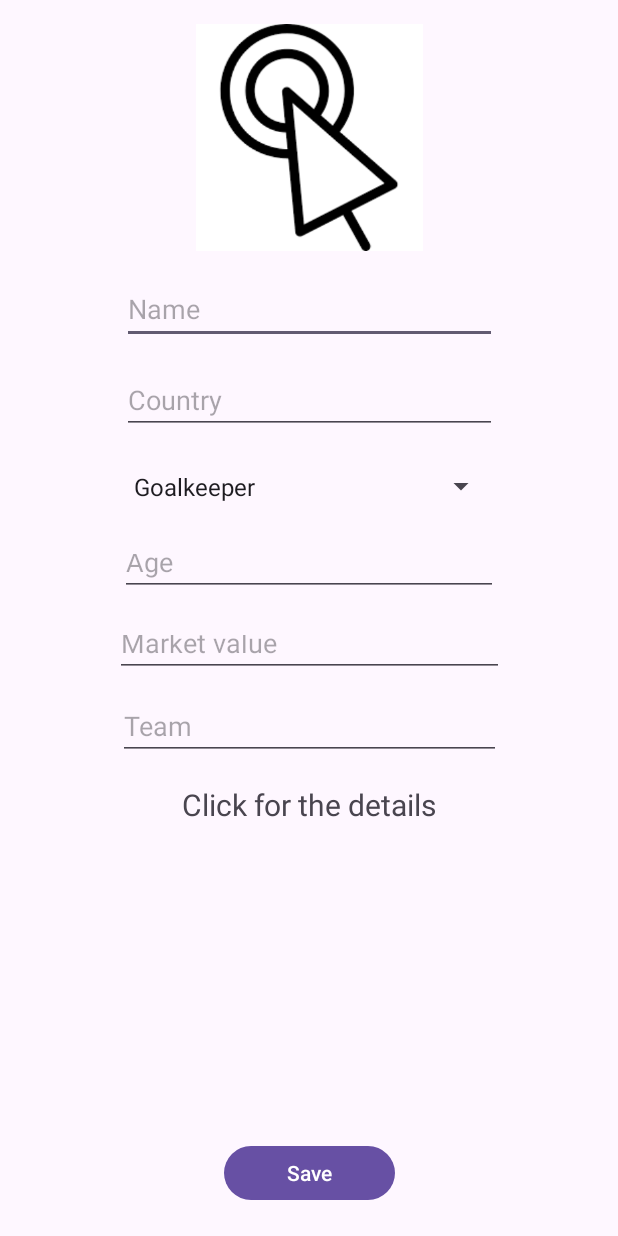
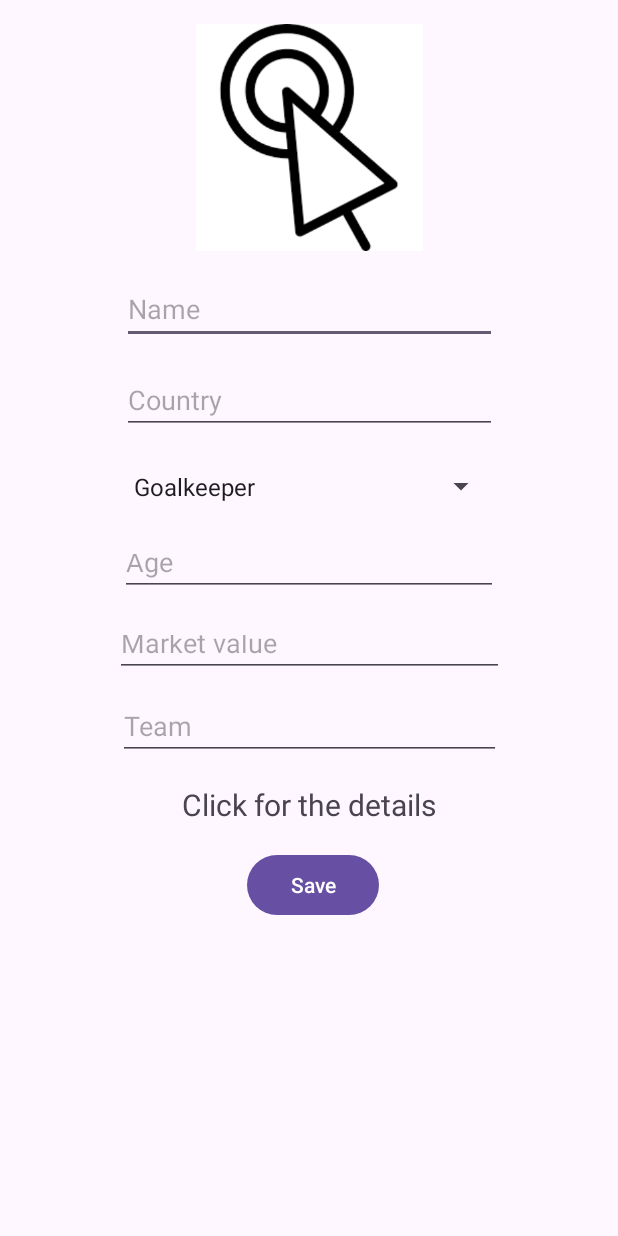
Before and after one commit to emrbrkg/ScoutingApp, an Android app: the screen it shows after launch (DetailsActivity), after a tap on "Add player", on a phone screen of 412 x 824 dp. Run offline under Robolectric (Android 15) with nearby library versions, the phone set to English and light mode, and no system bars.

Commit message:
Emre bugfix

```diff
--- a/app/src/main/java/com/emreberkgoger/scoutbook/activities/MainActivity.kt
+++ b/app/src/main/java/com/emreberkgoger/scoutbook/activities/MainActivity.kt
@@ -35,11 +35,13 @@ class MainActivity : AppCompatActivity() {
             val cursor = PlayerDatabase.rawQuery("SELECT * FROM players", null)
             val nameIndex = cursor.getColumnIndex("name")
             val idIndex = cursor.getColumnIndex("id")
+            val imageIndex = cursor.getColumnIndex("image")
 
             while (cursor.moveToNext()) {
                 val name = cursor.getString(nameIndex)
                 val id = cursor.getInt(idIndex)
-                val player = Player(name, id)
+                val image = cursor.getBlob(imageIndex)
+                val player = Player(name, id, image)
                 playerList.add(player)
             }
             playerAdapter.notifyDataSetChanged()
--- a/app/src/main/java/com/emreberkgoger/scoutbook/models/Player.kt
+++ b/app/src/main/java/com/emreberkgoger/scoutbook/models/Player.kt
@@ -1,4 +1,6 @@
 package com.emreberkgoger.scoutbook.models
 
-class Player(val name : String, val id : Int) {
+import android.graphics.Bitmap
+
+class Player(val name : String, val id : Int, val image : ByteArray?) {
 }
--- a/app/src/main/res/layout/activity_details.xml
+++ b/app/src/main/res/layout/activity_details.xml
@@ -1,11 +1,14 @@
 <?xml version="1.0" encoding="utf-8"?>
-<androidx.constraintlayout.widget.ConstraintLayout xmlns:android="http://schemas.android.com/apk/res/android"
+<ScrollView xmlns:android="http://schemas.android.com/apk/res/android"
     xmlns:app="http://schemas.android.com/apk/res-auto"
     xmlns:tools="http://schemas.android.com/tools"
     android:layout_width="match_parent"
     android:layout_height="match_parent"
-    android:onClick="saveButton"
     tools:context=".activities.DetailsActivity">
+
+    <androidx.constraintlayout.widget.ConstraintLayout
+        android:layout_width="match_parent"
+        android:layout_height="wrap_content">
 
         <ImageView
             android:id="@+id/imageView"
@@ -41,7 +44,6 @@
             app:layout_constraintEnd_toEndOf="parent"
             app:layout_constraintStart_toStartOf="parent"
             app:layout_constraintTop_toBottomOf="@+id/nameText" />
-
 
         <Spinner
             android:id="@+id/positionSpinner"
@@ -89,41 +91,10 @@
             app:layout_constraintStart_toStartOf="parent"
             app:layout_constraintTop_toBottomOf="@+id/valueText" />
 
-    <Button
-        android:id="@+id/saveButton"
-        android:layout_width="114dp"
-        android:layout_height="44dp"
-        android:layout_marginBottom="20dp"
-        android:onClick="saveButton"
-        android:text="Save"
-        app:layout_constraintBottom_toBottomOf="parent"
-        app:layout_constraintEnd_toEndOf="parent"
-        app:layout_constraintStart_toStartOf="parent" />
-
-    <Button
-        android:id="@+id/updateButton"
-        android:layout_width="103dp"
-        android:layout_height="44dp"
-        android:onClick="updateButton"
-        android:text="Update"
-        app:layout_constraintBottom_toBottomOf="@+id/saveButton"
-        app:layout_constraintEnd_toStartOf="@+id/saveButton"
-        app:layout_constraintStart_toStartOf="parent" />
-
-    <Button
-        android:id="@+id/deleteButton"
-        android:layout_width="96dp"
-        android:layout_height="47dp"
-        android:onClick="deleteButton"
-        android:text="Delete"
-        app:layout_constraintBottom_toBottomOf="@+id/saveButton"
-        app:layout_constraintEnd_toEndOf="parent"
-        app:layout_constraintStart_toEndOf="@+id/saveButton" />
-
         <TextView
             android:id="@+id/textView"
-        android:layout_width="257dp"
-        android:layout_height="37dp"
+            android:layout_width="wrap_content"
+            android:layout_height="wrap_content"
             android:layout_marginTop="16dp"
             android:onClick="goToPlayerDetails"
             android:text="Click for the details"
@@ -132,4 +103,39 @@
             app:layout_constraintEnd_toEndOf="parent"
             app:layout_constraintStart_toStartOf="parent"
             app:layout_constraintTop_toBottomOf="@+id/teamText" />
+
+        <LinearLayout
+            android:id="@+id/buttonContainer"
+            android:layout_width="wrap_content"
+            android:layout_height="wrap_content"
+            android:layout_marginTop="16dp"
+            android:orientation="horizontal"
+            app:layout_constraintEnd_toEndOf="parent"
+            app:layout_constraintStart_toStartOf="parent"
+            app:layout_constraintTop_toBottomOf="@+id/textView">
+
+            <Button
+                android:id="@+id/updateButton"
+                android:layout_width="wrap_content"
+                android:layout_height="wrap_content"
+                android:layout_marginEnd="8dp"
+                android:onClick="updateButton"
+                android:text="Update" />
+
+            <Button
+                android:id="@+id/saveButton"
+                android:layout_width="wrap_content"
+                android:layout_height="wrap_content"
+                android:onClick="saveButton"
+                android:text="Save" />
+
+            <Button
+                android:id="@+id/deleteButton"
+                android:layout_width="wrap_content"
+                android:layout_height="wrap_content"
+                android:layout_marginStart="8dp"
+                android:onClick="deleteButton"
+                android:text="Delete" />
+        </LinearLayout>
     </androidx.constraintlayout.widget.ConstraintLayout>
+</ScrollView>
```
Also changed, not shown: app/src/main/java/com/emreberkgoger/scoutbook/activities/DetailsActivity.kt (+9 -7 lines), app/src/main/java/com/emreberkgoger/scoutbook/activities/PlayerDetailsActivity.kt (+27 -33 lines), app/src/main/java/com/emreberkgoger/scoutbook/recyclerViewAdapter/PlayerAdapter.kt (+14 -7 lines), app/src/main/res/layout/activity_player_details2.xml (+11 -0 lines), app/src/main/res/layout/recycler_row.xml (+24 -13 lines). Lines whose indentation alone changed are shown as unchanged.
